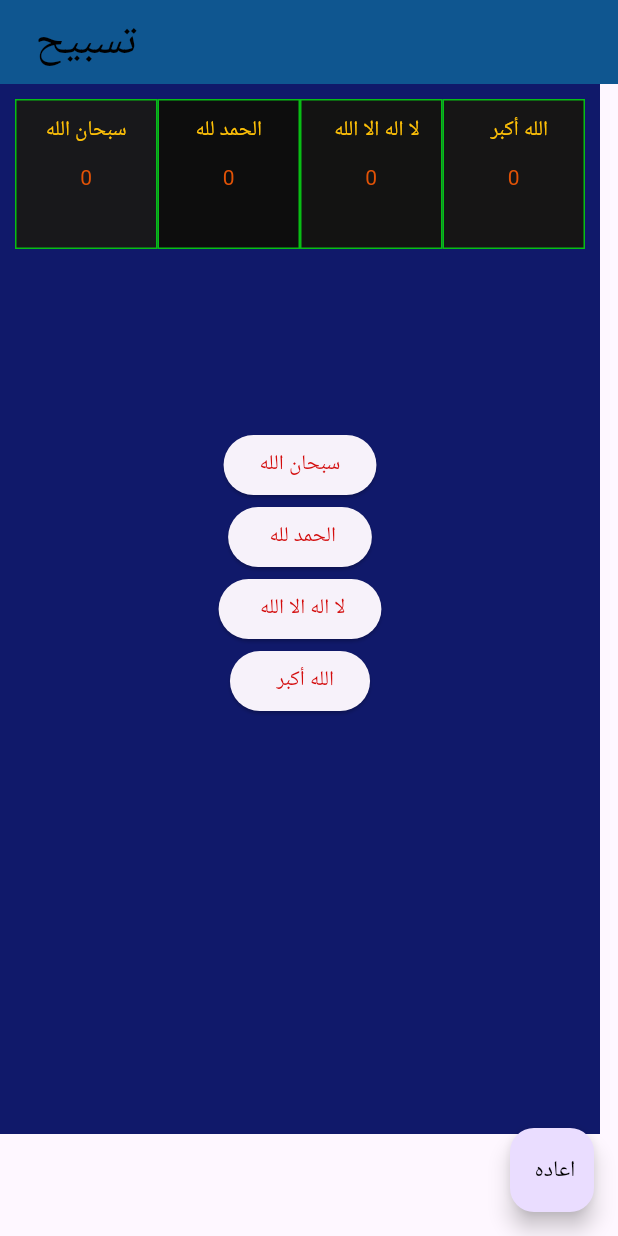
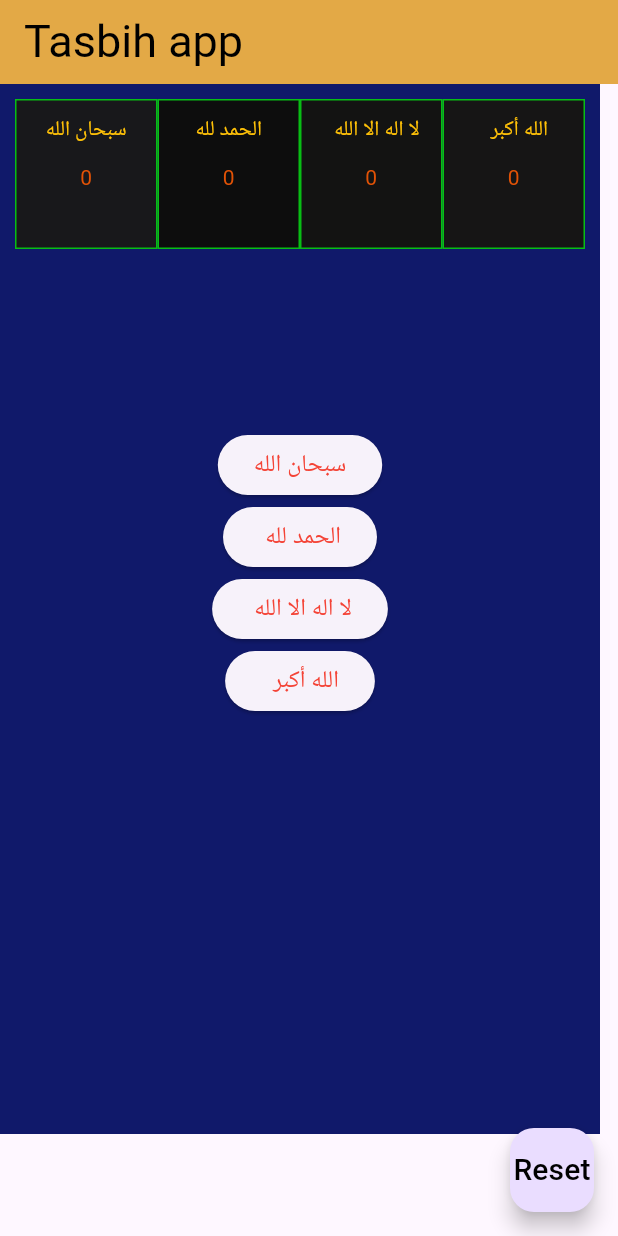
Before and after one commit to MohamedAliShaltoot/Tasbih-application, a Flutter app: the screen it shows after launch, on a phone screen of 412 x 824 dp. Run offline on Flutter 3.47's test engine with Material 3 defaults, Android fonts, the light colour scheme and no system bars.

Commit message:
reFormat Floaring action button

```diff
--- a/flutter_application_1/lib/custom)button_text+widget.dart
+++ b/flutter_application_1/lib/custom_button_text_widget.dart
@@ -2,15 +2,19 @@ import 'package:flutter/material.dart';
 
 class CustomBottonTextWIdget extends StatelessWidget {
   const CustomBottonTextWIdget({
-    super.key, required this.text,
+    super.key, required this.text, required this.color, this.fontsize=16,
   });
 final String text;
+final Color color;
+final double? fontsize;
   @override
   Widget build(BuildContext context) {
     return Text(
       text,
-      style: const TextStyle(color: Color.fromARGB(255, 211, 12, 12)),
+      style:  TextStyle(color: color,fontSize: fontsize),
       textAlign: TextAlign.center,
     );
   }
 }
+
+// Color.fromARGB(255, 211, 12, 12)
--- a/flutter_application_1/lib/main.dart
+++ b/flutter_application_1/lib/main.dart
@@ -1,5 +1,5 @@
 import 'package:flutter/material.dart';
-import 'package:flutter_application_1/custom)button_text+widget.dart';
+import 'package:flutter_application_1/custom_button_text_widget.dart';
 import 'package:flutter_application_1/custom_text_widget.dart';
 
 void main() {
@@ -33,15 +33,14 @@ class _MyAppState extends State<MyApp> {
               rr = 0;
             });
           },
-          child: const Text(
-            " اعاده",
-            style: TextStyle(color: Colors.black, fontSize: 15),
-          ),
+          child:const CustomBottonTextWIdget(text: "Reset", color: Colors.black,fontsize: 20,)
+
+
         ),
         appBar: AppBar(
-          backgroundColor: const Color.fromARGB(255, 15, 86, 144),
+          backgroundColor: const Color.fromARGB(255, 227, 169, 70),
           title: const Text(
-            " تسبيح",
+            "Tasbih app",
             style: TextStyle(color: Colors.black, fontSize: 30),
           ),
         ),
@@ -178,27 +177,27 @@ class _MyAppState extends State<MyApp> {
                     ww++;
                   },
                   child: const CustomBottonTextWIdget(
-                    text: "سبحان الله",
+                    text: "سبحان الله", color: Colors.red,
                   )),
               ElevatedButton(
                   onPressed: () {
                     setState(() {});
                     qq++;
                   },
-                  child: const CustomBottonTextWIdget(text: " الحمد لله")),
+                  child: const CustomBottonTextWIdget(text: " الحمد لله", color: Colors.red,)),
               ElevatedButton(
                   onPressed: () {
                     setState(() {});
                     ee++;
                   },
                   child:
-                      const CustomBottonTextWIdget(text: " لا اله الا الله")),
+                      const CustomBottonTextWIdget(text: " لا اله الا الله", color: Colors.red,)),
               ElevatedButton(
                   onPressed: () {
                     setState(() {});
                     rr++;
                   },
-                  child: const CustomBottonTextWIdget(text: "  الله أكبر")),
+                  child: const CustomBottonTextWIdget(text: "  الله أكبر", color: Colors.red,)),
             ],
           ),
         ),
```
